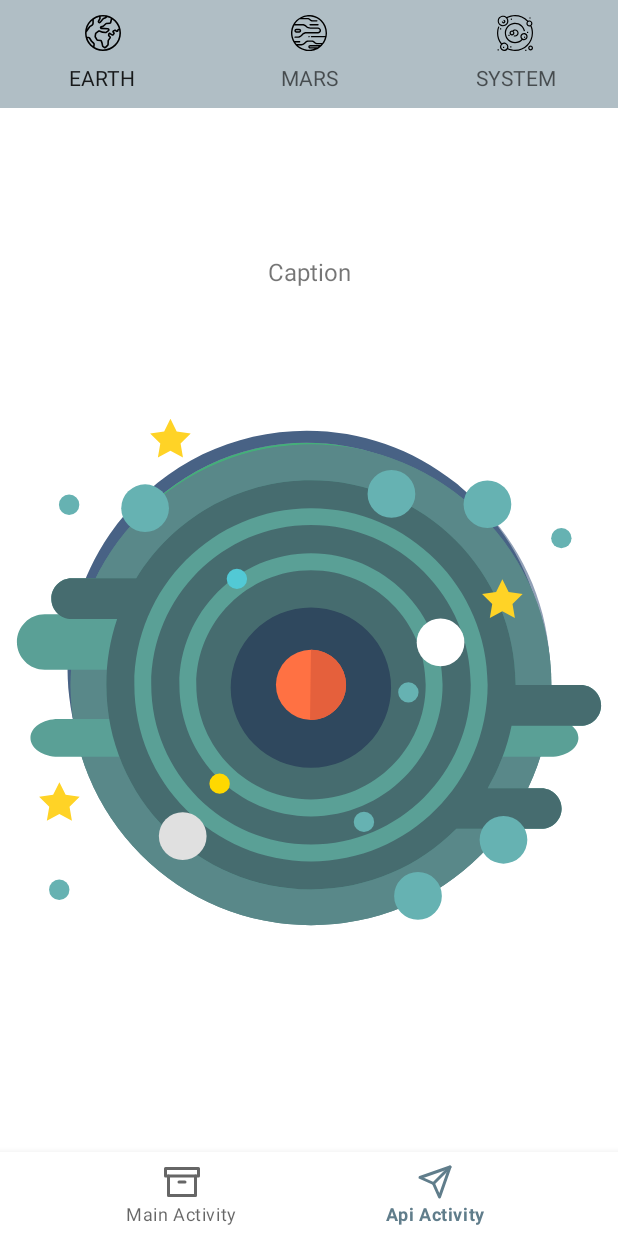
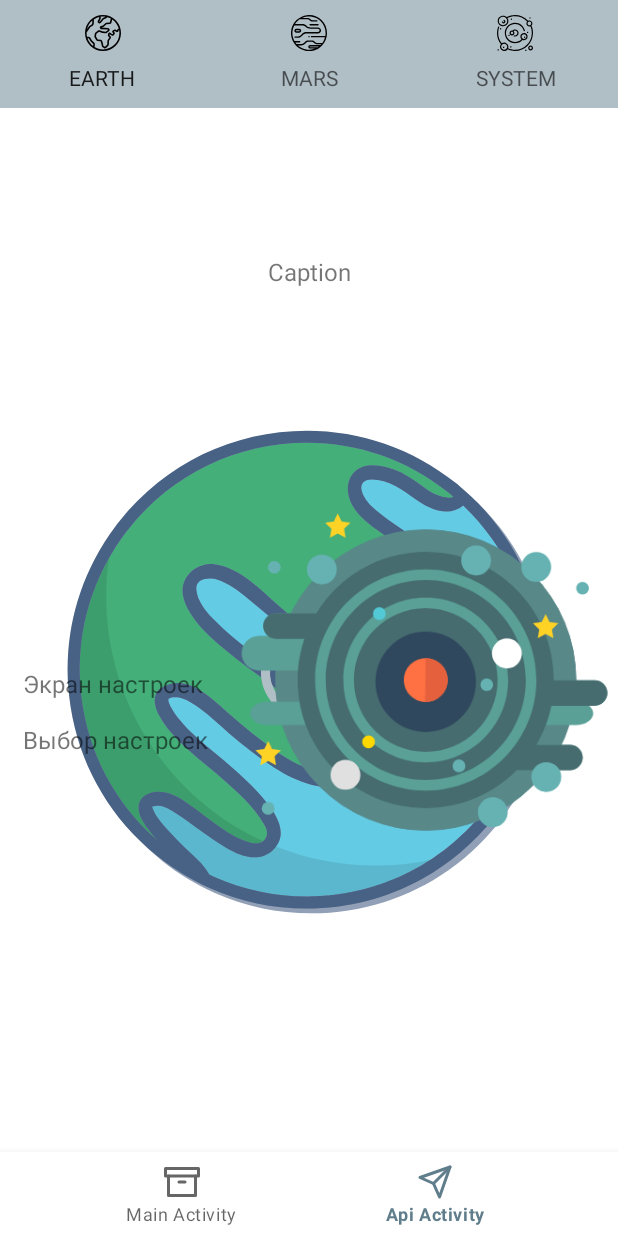
Before and after one commit to MariLeva/Material, an Android app: the fragment SystemFragment placed in its activity, on a phone screen of 412 x 824 dp. Run offline under Robolectric (Android 15) with nearby library versions, the phone set to English and light mode, and no system bars; pictures from the network do not load; Roboto replaces fonts that are not available here.

Commit message:
Урок 4. Добавила Barrier и Group

```diff
--- a/app/src/main/res/layout/fragment_earth.xml
+++ b/app/src/main/res/layout/fragment_earth.xml
@@ -19,10 +19,11 @@
 
     <TextView
         android:id="@+id/tv_caption"
-        android:layout_width="wrap_content"
+        android:layout_width="0dp"
         android:layout_height="wrap_content"
         android:text="Caption"
         android:gravity="center"
+        app:layout_constraintWidth_percent="0.9"
         app:layout_constraintBottom_toBottomOf="parent"
         app:layout_constraintEnd_toEndOf="parent"
         app:layout_constraintStart_toStartOf="parent"
--- a/app/src/main/res/layout/fragment_settings.xml
+++ b/app/src/main/res/layout/fragment_settings.xml
@@ -1,30 +1,37 @@
 <?xml version="1.0" encoding="utf-8"?>
-<LinearLayout xmlns:android="http://schemas.android.com/apk/res/android"
+<androidx.constraintlayout.widget.ConstraintLayout xmlns:android="http://schemas.android.com/apk/res/android"
+    xmlns:app="http://schemas.android.com/apk/res-auto"
     xmlns:tools="http://schemas.android.com/tools"
     android:layout_width="match_parent"
     android:layout_height="match_parent"
     android:background="?background"
     android:clickable="true"
     android:focusable="true"
-    android:gravity="center_vertical"
     tools:context=".settings.SettingsFragment">
 
     <RadioGroup
         android:id="@+id/radio_group"
         android:layout_width="match_parent"
         android:layout_height="wrap_content"
-        android:layout_margin="@dimen/margin_navigation_view">
+        android:layout_margin="@dimen/margin_navigation_view"
+        app:layout_constraintBottom_toBottomOf="parent"
+        app:layout_constraintLeft_toLeftOf="parent"
+        app:layout_constraintRight_toRightOf="parent"
+        app:layout_constraintTop_toTopOf="parent"
+        app:layout_constraintVertical_chainStyle="packed">
 
         <RadioButton
             android:id="@+id/rb_theme_pink"
             android:layout_width="wrap_content"
             android:layout_height="?actionBarSize"
             android:text="@string/theme_pink" />
+
         <RadioButton
             android:id="@+id/rb_theme_blue_grey"
             android:layout_width="wrap_content"
             android:layout_height="?actionBarSize"
             android:text="@string/theme_blue_grey" />
+
         <RadioButton
             android:id="@+id/rb_theme_brown"
             android:layout_width="wrap_content"
@@ -33,5 +40,4 @@
     </RadioGroup>
 
 
-
-</LinearLayout>
+</androidx.constraintlayout.widget.ConstraintLayout>
--- a/app/src/main/res/layout/fragment_system.xml
+++ b/app/src/main/res/layout/fragment_system.xml
@@ -1,13 +1,52 @@
 <?xml version="1.0" encoding="utf-8"?>
-<FrameLayout xmlns:android="http://schemas.android.com/apk/res/android"
+<androidx.constraintlayout.widget.ConstraintLayout xmlns:android="http://schemas.android.com/apk/res/android"
+    xmlns:app="http://schemas.android.com/apk/res-auto"
     xmlns:tools="http://schemas.android.com/tools"
     android:layout_width="match_parent"
     android:layout_height="match_parent"
-    tools:context=".navigation.EarthFragment">
+    android:layout_gravity="center">
+
+    <androidx.constraintlayout.widget.Group
+        android:layout_width="wrap_content"
+        android:layout_height="wrap_content"
+        app:constraint_referenced_ids="tv_text, tv_caption"/>
+
+    <TextView
+        android:id="@+id/tv_caption"
+        android:layout_width="wrap_content"
+        android:layout_height="wrap_content"
+        android:layout_marginStart="@dimen/margin_15dp"
+        android:layout_marginTop="@dimen/margin_15dp"
+        android:text="Экран настроек"
+        app:layout_constraintTop_toTopOf="parent"
+        app:layout_constraintStart_toStartOf="parent"
+        app:layout_constraintBottom_toBottomOf="parent" />
+
+    <TextView
+        android:id="@+id/tv_text"
+        android:layout_width="wrap_content"
+        android:layout_height="wrap_content"
+        android:layout_marginStart="@dimen/margin_15dp"
+        android:layout_marginTop="@dimen/margin_15dp"
+        android:text="Выбор настроек"
+        app:layout_constraintStart_toStartOf="parent"
+        app:layout_constraintTop_toBottomOf="@id/tv_caption" />
+
+    <androidx.constraintlayout.widget.Barrier
+        android:id="@+id/barrier"
+        android:layout_width="wrap_content"
+        android:layout_height="wrap_content"
+        app:barrierDirection="end"
+        app:constraint_referenced_ids="tv_caption,tv_text" />
 
     <ImageView
-        android:layout_width="match_parent"
+        android:layout_width="0dp"
         android:layout_height="match_parent"
-        android:src="@drawable/bg_system"/>
+        android:layout_marginStart="@dimen/margin_15dp"
+        android:src="@drawable/bg_system"
+        app:layout_constraintStart_toEndOf="@id/barrier"
+        app:layout_constraintEnd_toEndOf="parent"
+        app:layout_constraintBottom_toBottomOf="parent"
+        app:layout_constraintTop_toTopOf="parent" />
 
-</FrameLayout>
+</androidx.constraintlayout.widget.ConstraintLayout>
```
